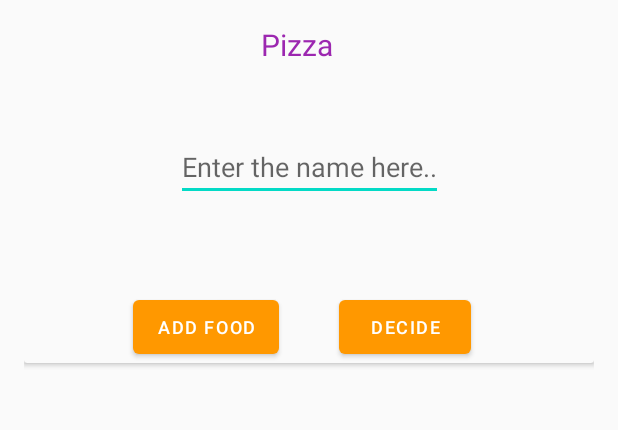
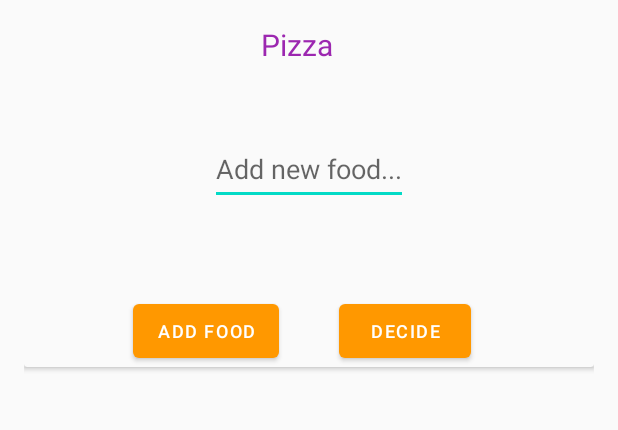
Before and after one commit to dmibrahim/assignment_2_dinnerdecider, an Android app: the screen it shows after launch (MainActivity), after a tap on "DECIDE", on a phone screen of 412 x 824 dp, the part 400-830 px from its top. Run offline under Robolectric (Android 15) with nearby library versions, the light colour scheme and no system bars; 1 other tap on this screen came first.

Commit message:
minor refactored in the main class

```diff
--- a/app/src/main/java/com/dmi/lessontwo/MainActivity.kt
+++ b/app/src/main/java/com/dmi/lessontwo/MainActivity.kt
@@ -29,7 +29,7 @@ class MainActivity : AppCompatActivity() {
 
     }
     private fun decideDinner( ){
-        val random = (0 until menuList.size-1).random()
+        val random = (0 until menuList.size).random() //the last number will be excluded, No out of range exception
         dinnerText.setText(menuList.get(random))
     }
 
--- a/app/src/main/res/layout/activity_main.xml
+++ b/app/src/main/res/layout/activity_main.xml
@@ -23,6 +23,7 @@
                 <androidx.constraintlayout.widget.ConstraintLayout
                     android:layout_width="match_parent"
                     android:layout_height="wrap_content">
+
                     <TextView
                         android:id="@+id/headingTxt"
                         android:layout_width="wrap_content"
@@ -32,9 +33,9 @@
                         android:text="Dinner Night!!"
                         android:textAlignment="viewStart"
                         android:textSize="25sp"
+                        app:layout_constraintEnd_toEndOf="parent"
                         app:layout_constraintStart_toStartOf="parent"
                         app:layout_constraintTop_toTopOf="parent"
-                        app:layout_constraintEnd_toEndOf="parent"
                         tools:text="" />
 
 
@@ -43,13 +44,14 @@
                         android:layout_width="wrap_content"
                         android:layout_height="wrap_content"
                         android:layout_marginTop="45dp"
+                        android:hint="Add new food..."
+                        android:minHeight="48dp"
                         android:textAlignment="viewStart"
                         app:layout_constraintHorizontal_bias="0.5"
                         app:layout_constraintLeft_toLeftOf="parent"
                         app:layout_constraintRight_toRightOf="parent"
                         app:layout_constraintTop_toBottomOf="@+id/dinnerText"
-                        tools:text=""
-                        android:hint="Enter the name here.."/>
+                        tools:text="" />
 
                     <TextView
                         android:id="@+id/dinnerText"
@@ -57,9 +59,9 @@
                         android:layout_height="0dp"
                         android:layout_marginStart="16dp"
                         android:layout_marginTop="16dp"
-                        android:textColor="@color/purple_500"
                         android:text=""
                         android:textAlignment="viewStart"
+                        android:textColor="@color/purple_500"
                         android:textSize="20sp"
                         app:layout_constraintHorizontal_bias="0.45"
                         app:layout_constraintLeft_toLeftOf="parent"
@@ -71,8 +73,8 @@
                         android:id="@+id/imgGift"
                         android:layout_width="120dp"
                         android:layout_height="120dp"
+                        android:layout_marginTop="16dp"
                         android:layout_marginEnd="16dp"
-                        android:layout_marginTop="16dp"
                         app:layout_constraintHorizontal_bias="0.5"
                         app:layout_constraintLeft_toLeftOf="parent"
                         app:layout_constraintRight_toRightOf="parent"
@@ -102,9 +104,9 @@
                         android:text="@string/decide_food"
                         android:textAlignment="center"
                         android:textSize="12sp"
+                        app:layout_constraintRight_toRightOf="@id/btnAdd"
                         app:layout_constraintStart_toEndOf="@id/btnAdd"
                         app:layout_constraintTop_toBottomOf="@+id/foodNameTxt"
-                        app:layout_constraintRight_toRightOf="@id/btnAdd"
                         tools:text="" />
 
 
@@ -116,8 +118,6 @@
                         app:layout_constraintGuide_begin="125dp" />
 
 
-
-
                 </androidx.constraintlayout.widget.ConstraintLayout>
 
             </androidx.cardview.widget.CardView>
```
